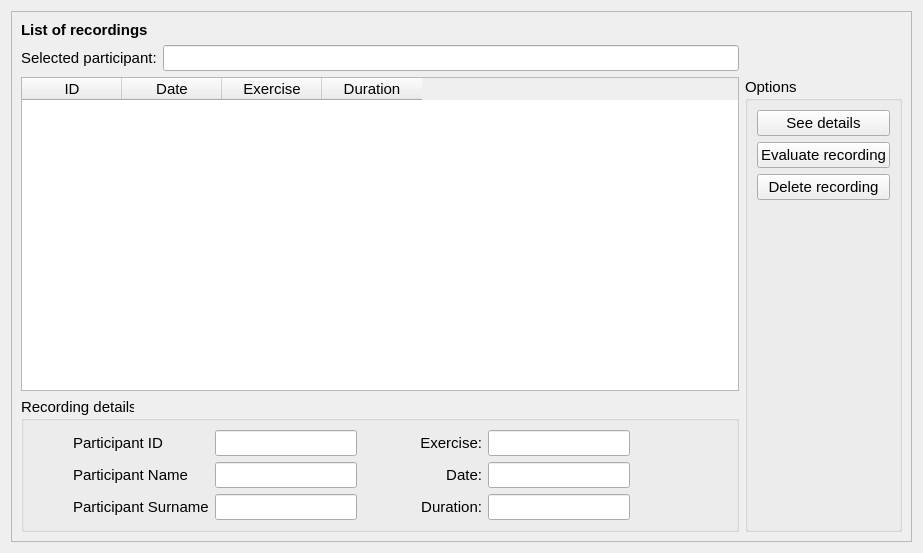
Old version of the form Modules/Home/Resources/UI/Recordings.ui in the repository EBATINCA/TrainUS.
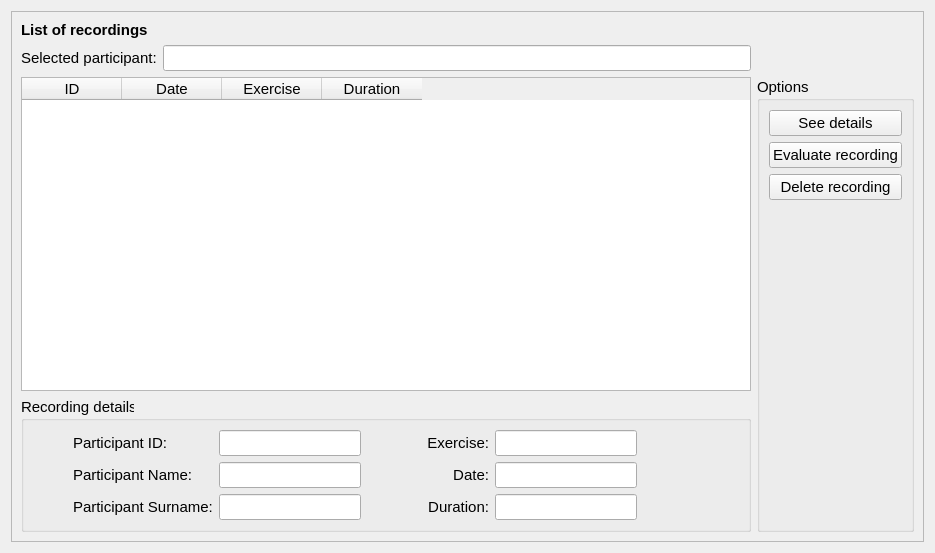
New version of the form. Custom widgets are drawn as their Qt base class.

The edit to the form file:
```diff
--- a/Modules/Home/Resources/UI/Recordings.ui
+++ b/Modules/Home/Resources/UI/Recordings.ui
@@ -6,7 +6,7 @@
    <rect>
     <x>0</x>
     <y>0</y>
-    <width>923</width>
+    <width>935</width>
     <height>553</height>
    </rect>
   </property>
@@ -26,7 +26,7 @@
      </property>
      <layout class="QGridLayout" name="gridLayout_2">
       <item row="1" column="0">
-       <widget class="QLabel" name="label_4">
+       <widget class="QLabel" name="label_2">
         <property name="font">
          <font>
           <pointsize>11</pointsize>
@@ -121,6 +121,9 @@
            <property name="text">
             <string>See details</string>
            </property>
+           <property name="checkable">
+            <bool>true</bool>
+           </property>
           </widget>
          </item>
          <item>
@@ -214,7 +217,7 @@
             </font>
            </property>
            <property name="text">
-            <string>Participant ID</string>
+            <string>Participant ID:</string>
            </property>
           </widget>
          </item>
@@ -270,7 +273,7 @@
           </widget>
          </item>
          <item row="0" column="3">
-          <widget class="QLabel" name="label_2">
+          <widget class="QLabel" name="recordingDetailsLabel_4">
            <property name="font">
             <font>
              <pointsize>11</pointsize>
@@ -330,7 +333,7 @@
             </font>
            </property>
            <property name="text">
-            <string>Participant Name</string>
+            <string>Participant Name:</string>
            </property>
           </widget>
          </item>
@@ -395,7 +398,7 @@
             </font>
            </property>
            <property name="text">
-            <string>Participant Surname</string>
+            <string>Participant Surname:</string>
            </property>
           </widget>
          </item>
```
Left out of the diff: 14 changed lines with no effect on the pictures.
